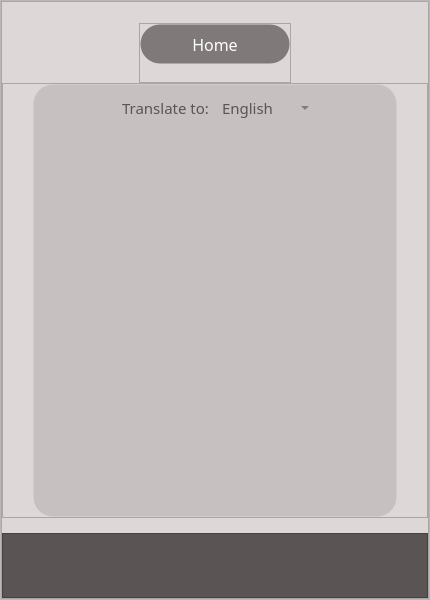
Qt form form.ui (RaflyPutera/Workbuddy) before a commit.
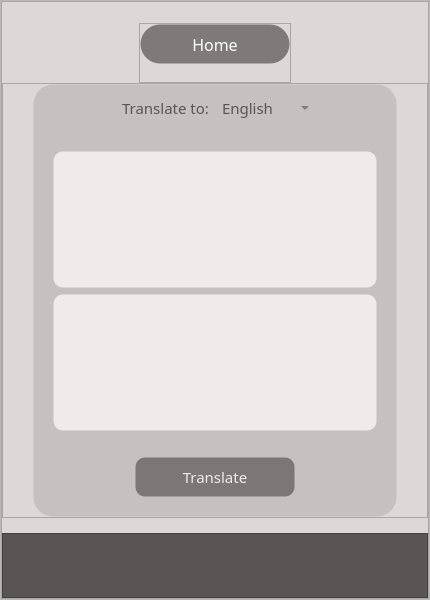
The same form after that commit.

Diff of the .ui file:
```diff
--- a/form.ui
+++ b/form.ui
@@ -446,14 +446,126 @@
                        </layout>
                       </widget>
                      </item>
-                     <item>
+                     <item alignment="Qt::AlignVCenter">
                       <widget class="QFrame" name="frame_3">
+                       <property name="minimumSize">
+                        <size>
+                         <width>0</width>
+                         <height>0</height>
+                        </size>
+                       </property>
+                       <property name="maximumSize">
+                        <size>
+                         <width>16777215</width>
+                         <height>300</height>
+                        </size>
+                       </property>
                        <property name="frameShape">
                         <enum>QFrame::StyledPanel</enum>
                        </property>
                        <property name="frameShadow">
                         <enum>QFrame::Raised</enum>
                        </property>
+                       <layout class="QVBoxLayout" name="verticalLayout_10">
+                        <item>
+                         <widget class="QPlainTextEdit" name="tr_input">
+                          <property name="sizePolicy">
+                           <sizepolicy hsizetype="Preferred" vsizetype="Preferred">
+                            <horstretch>0</horstretch>
+                            <verstretch>0</verstretch>
+                           </sizepolicy>
+                          </property>
+                          <property name="font">
+                           <font>
+                            <family>Source Code Pro</family>
+                            <pointsize>11</pointsize>
+                           </font>
+                          </property>
+                          <property name="styleSheet">
+                           <string notr="true">background-color: rgb(241, 234, 234);
+border: 1px solid;
+border-radius:10px;
+border-color: transparent;
+color:rgb(53, 48, 48)</string>
+                          </property>
+                         </widget>
+                        </item>
+                        <item>
+                         <widget class="QPlainTextEdit" name="tr_output">
+                          <property name="sizePolicy">
+                           <sizepolicy hsizetype="Preferred" vsizetype="Preferred">
+                            <horstretch>0</horstretch>
+                            <verstretch>0</verstretch>
+                           </sizepolicy>
+                          </property>
+                          <property name="font">
+                           <font>
+                            <family>Source Code Pro</family>
+                            <pointsize>11</pointsize>
+                           </font>
+                          </property>
+                          <property name="styleSheet">
+                           <string notr="true">background-color: rgb(241, 234, 234);
+border: 1px solid;
+border-radius:10px;
+border-color: transparent;
+color:rgb(53, 48, 48)</string>
+                          </property>
+                         </widget>
+                        </item>
+                       </layout>
+                      </widget>
+                     </item>
+                     <item>
+                      <widget class="QFrame" name="frame_4">
+                       <property name="frameShape">
+                        <enum>QFrame::StyledPanel</enum>
+                       </property>
+                       <property name="frameShadow">
+                        <enum>QFrame::Raised</enum>
+                       </property>
+                       <layout class="QVBoxLayout" name="verticalLayout_11">
+                        <item alignment="Qt::AlignHCenter">
+                         <widget class="QPushButton" name="translate">
+                          <property name="minimumSize">
+                           <size>
+                            <width>160</width>
+                            <height>40</height>
+                           </size>
+                          </property>
+                          <property name="maximumSize">
+                           <size>
+                            <width>300</width>
+                            <height>16777215</height>
+                           </size>
+                          </property>
+                          <property name="font">
+                           <font>
+                            <family>Source Code Pro</family>
+                            <pointsize>11</pointsize>
+                           </font>
+                          </property>
+                          <property name="cursor">
+                           <cursorShape>PointingHandCursor</cursorShape>
+                          </property>
+                          <property name="styleSheet">
+                           <string notr="true">QPushButton{
+	background-color: rgb(124, 118, 118);
+	border: 1px solid;
+	border-radius: 10px;
+	border-color:transparent;
+	color:rgb(241, 234, 234)
+}
+QPushButton::hover{
+	background-color: rgb(49, 44, 44);
+}</string>
+                          </property>
+                          <property name="text">
+                           <string>Translate</string>
+                          </property>
+                         </widget>
+                        </item>
+                       </layout>
                       </widget>
                      </item>
                     </layout>
```
Left out of the diff: 12 changed lines with no effect on the pictures.
